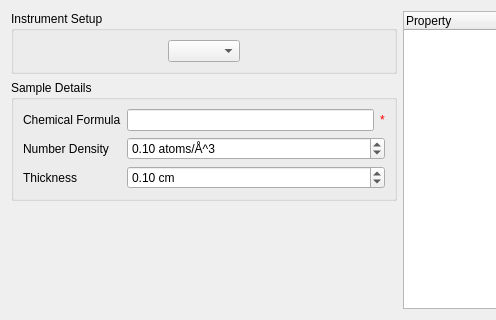
Before: the Qt Designer form Code/Mantid/MantidQt/CustomInterfaces/inc/MantidQtCustomInterfaces/Indirect/IndirectTransmissionCalc.ui in mantidproject/mantid, drawn with Qt 5; both pictures show x 0 to 496 and y 0 to 320 of the 800 by 320 pixel window.
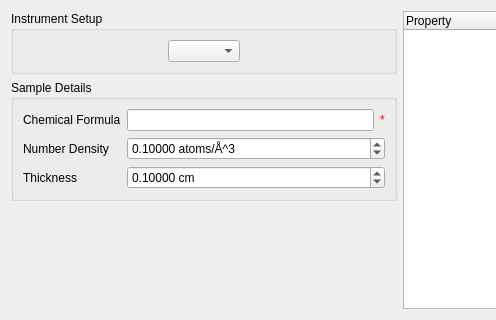
After: the same form once the commit is applied. Custom widgets are drawn as their Qt base class.

What changed in the file:
```diff
--- a/Code/Mantid/MantidQt/CustomInterfaces/inc/MantidQtCustomInterfaces/Indirect/IndirectTransmissionCalc.ui
+++ b/Code/Mantid/MantidQt/CustomInterfaces/inc/MantidQtCustomInterfaces/Indirect/IndirectTransmissionCalc.ui
@@ -86,6 +86,9 @@
           <property name="suffix">
            <string> cm</string>
           </property>
+          <property name="decimals">
+           <number>5</number>
+          </property>
           <property name="maximum">
            <double>1000.000000000000000</double>
           </property>
@@ -99,6 +102,9 @@
           <property name="suffix">
            <string> atoms/Å^3</string>
           </property>
+          <property name="decimals">
+           <number>5</number>
+          </property>
           <property name="maximum">
            <double>10000.000000000000000</double>
           </property>
```
Left out of the diff: 6 changed lines with no effect on the pictures.
